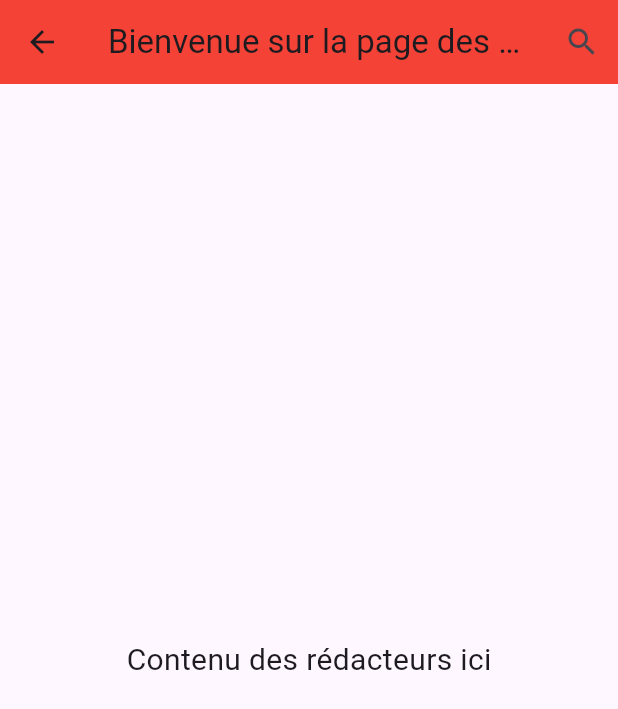
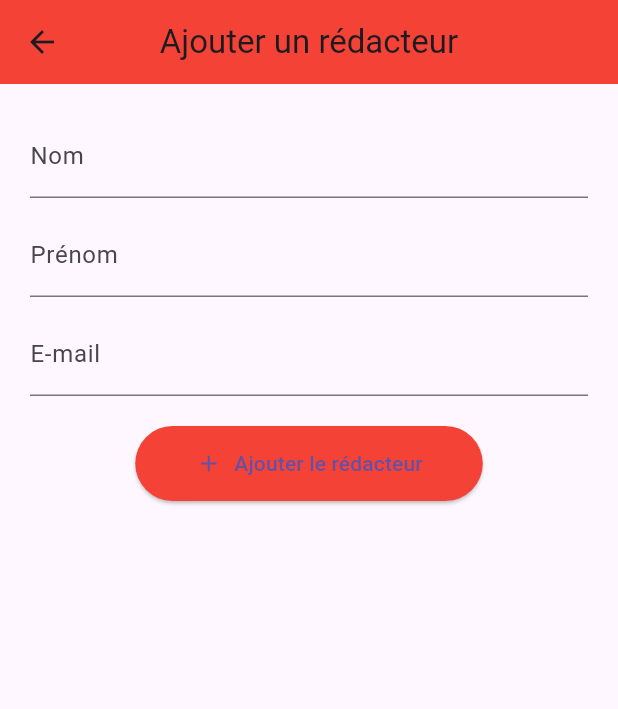
Before and after one commit to Adoucyrille/devmobil, a Flutter app: the PageSecondaire screen opened directly, on a phone screen of 412 x 824 dp. Shown: the top 709 px of the screen. Run offline on Flutter 3.47's test engine with Material 3 defaults, Android fonts, the phone set to English and light mode, and no system bars.

Commit message:
Mise à jour de main.dart et configuration VSCode

```diff
--- a/lib/main.dart
+++ b/lib/main.dart
@@ -245,30 +245,90 @@ class BoutonNouvellePage extends StatelessWidget {
 }
 
 // Nouvelle page secondaire
-class PageSecondaire extends StatelessWidget {
+// Nouvelle page secondaire : formulaire pour ajouter un rédacteur
+class PageSecondaire extends StatefulWidget {
   const PageSecondaire({super.key});
+
+  @override
+  _PageSecondaireState createState() => _PageSecondaireState();
+}
+
+class _PageSecondaireState extends State<PageSecondaire> {
+  // Contrôleurs pour les champs de texte
+  final TextEditingController _nomController = TextEditingController();
+  final TextEditingController _prenomController = TextEditingController();
+  final TextEditingController _emailController = TextEditingController();
+
+  // Méthode pour ajouter un rédacteur (pour l'instant juste un print)
+  void _ajouterRedacteur() {
+    final String nom = _nomController.text.trim();
+    final String prenom = _prenomController.text.trim();
+    final String email = _emailController.text.trim();
+
+    if (nom.isEmpty || prenom.isEmpty || email.isEmpty) {
+      ScaffoldMessenger.of(context).showSnackBar(
+        const SnackBar(content: Text("Veuillez remplir tous les champs")),
+      );
+      return;
+    }
+
+    // Pour l'instant on affiche juste les valeurs dans la console
+    print("Rédacteur ajouté : $nom $prenom, $email");
+
+    ScaffoldMessenger.of(context).showSnackBar(
+      SnackBar(content: Text("Rédacteur $nom $prenom ajouté !")),
+    );
+
+    // Réinitialiser les champs
+    _nomController.clear();
+    _prenomController.clear();
+    _emailController.clear();
+  }
 
   @override
   Widget build(BuildContext context) {
     return Scaffold(
       appBar: AppBar(
-        title: const Text("Bienvenue sur la page des rédacteurs!"),
+        title: const Text("Ajouter un rédacteur"),
         backgroundColor: Colors.red,
         centerTitle: true,
         leading: IconButton(
-          icon: const Icon(Icons.arrow_back), // icône de retour
+          icon: const Icon(Icons.arrow_back),
           onPressed: () {
-            Navigator.pop(context); // retourne à la page précédente
+            Navigator.pop(context);
           },
         ),
-        actions: [
-          IconButton(onPressed: () {}, icon: const Icon(Icons.search)),
-        ],
       ),
-      body: const Center(
-        child: Text(
-          "Contenu des rédacteurs ici",
-          style: TextStyle(fontSize: 20),
+      body: Padding(
+        padding: const EdgeInsets.all(20),
+        child: Column(
+          children: [
+            TextField(
+              controller: _nomController,
+              decoration: const InputDecoration(labelText: 'Nom'),
+            ),
+            const SizedBox(height: 10),
+            TextField(
+              controller: _prenomController,
+              decoration: const InputDecoration(labelText: 'Prénom'),
+            ),
+            const SizedBox(height: 10),
+            TextField(
+              controller: _emailController,
+              decoration: const InputDecoration(labelText: 'E-mail'),
+            ),
+            const SizedBox(height: 20),
+            ElevatedButton.icon(
+              onPressed: _ajouterRedacteur,
+              icon: const Icon(Icons.add),
+              label: const Text("Ajouter le rédacteur"),
+              style: ElevatedButton.styleFrom(
+                backgroundColor: Colors.red,
+                padding:
+                    const EdgeInsets.symmetric(horizontal: 40, vertical: 15),
+              ),
+            ),
+          ],
         ),
       ),
     );
```
